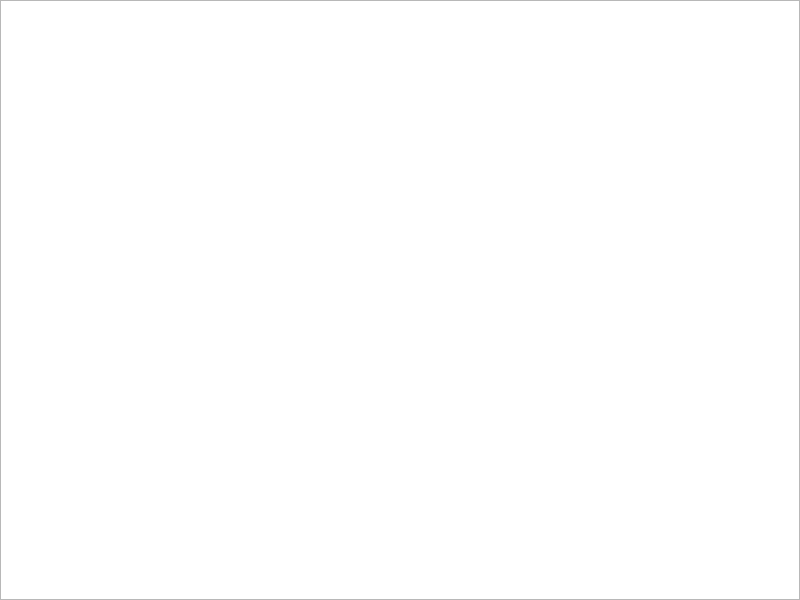
Qt form about.ui (AlexandraZiver/Course-Project) before a commit.
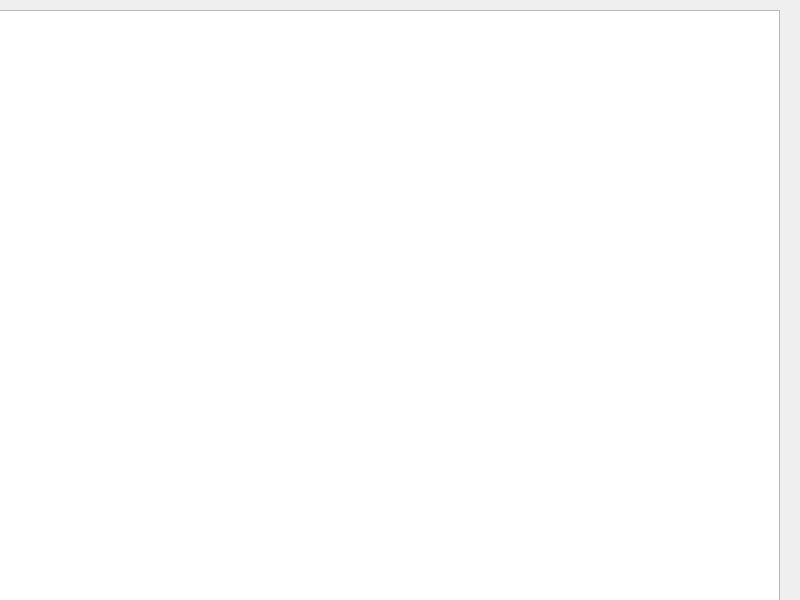
The same form after that commit. Icons and pictures are not drawn.

Diff of the .ui file:
```diff
--- a/about.ui
+++ b/about.ui
@@ -20,8 +20,8 @@
   <widget class="QGraphicsView" name="graphicsView">
    <property name="geometry">
     <rect>
-     <x>0</x>
-     <y>0</y>
+     <x>-20</x>
+     <y>10</y>
      <width>800</width>
      <height>600</height>
     </rect>
```
